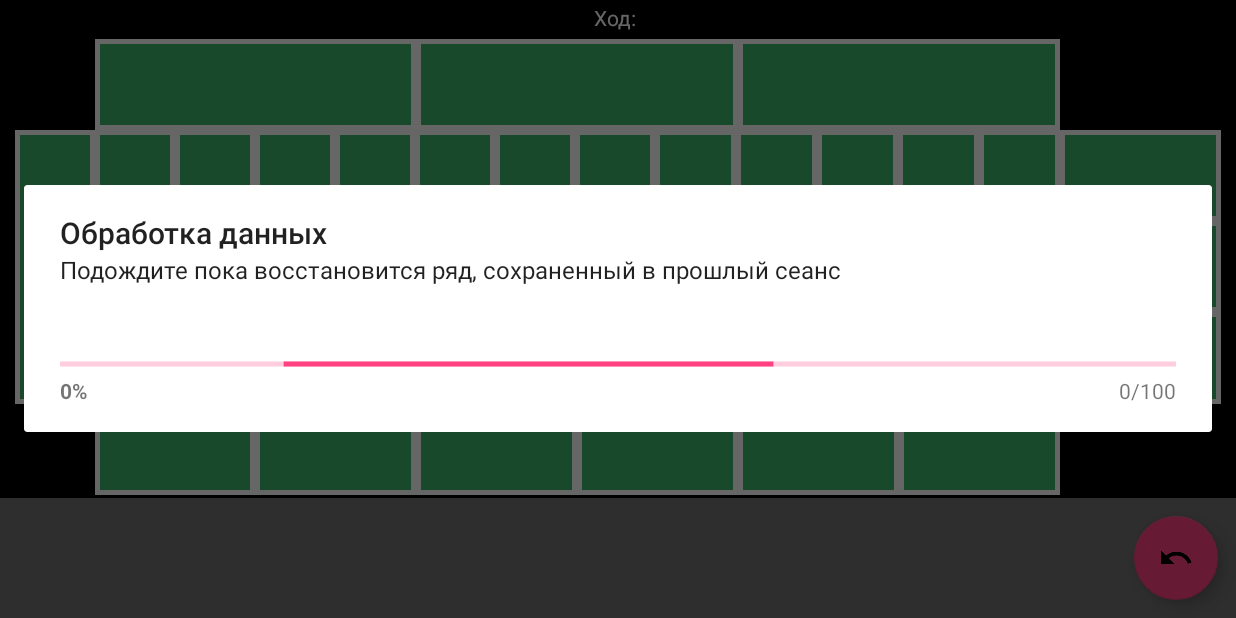
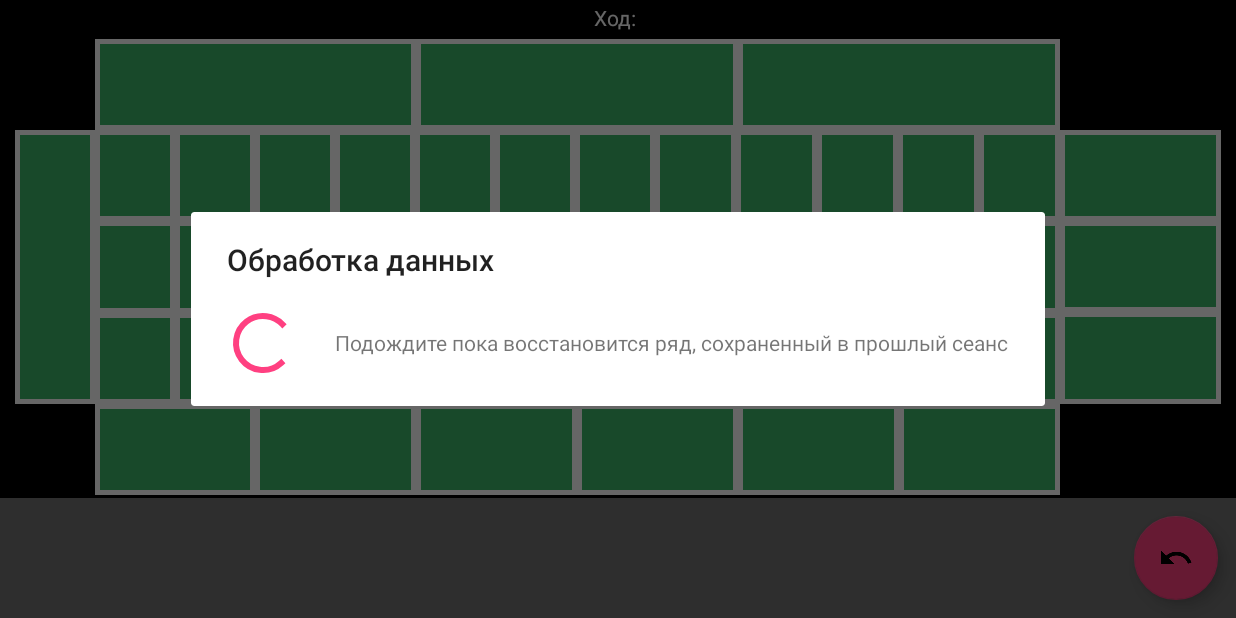
Before and after one commit to VASSUV/kazino, an Android app: the screen it shows after launch (FullscreenActivity), on a phone screen of 824 x 412 dp (held sideways). Run offline under Robolectric (Android 15) with nearby library versions, the phone set to English and light mode, and no system bars; libraries missing offline, so code that uses them is left out: cn.nekocode.badge, com.codekidlabs.storagechooser, kotlinx.coroutines.experimental; 3 statements that could not run were skipped.

Commit message:
kazino version 1.0.1

```diff
--- a/app/src/main/java/ru/vassuv/kazino/BasePagerFragment.kt
+++ b/app/src/main/java/ru/vassuv/kazino/BasePagerFragment.kt
@@ -37,36 +37,6 @@ class BasePagerFragment : Fragment() {
     private lateinit var drawableButton: Drawable
     private lateinit var textViewArray: Array<TextView>
 
-    val testValue = arrayOf(
-            27, 24, 29, 26, 5, 11, 7, 12, 7, 10, 25, 1, 22, 2, 13, 24, 1, 15, 15, 24, 25,
-            14, 26, 31, 3, 0, 24, 11, 21, 13, 20, 18, 35, 32, 29, 16, 6, 28, 25, 29, 8, 19, 19, 27,
-            27, 6, 20, 27, 10, 32, 25, 1, 30, 31, 13, 33, 19, 15, 34, 5, 10, 26, 20, 25, 9, 5, 32,
-            20, 5, 1, 20, 26, 2, 6, 25, 3, 20, 19, 3, 13, 36, 12, 12, 25, 34, 22, 22, 31, 25, 34,
-            25, 30, 27, 10, 25, 20, 22, 4, 6, 31, 16, 11, 17, 30, 6, 35, 2, 14, 4, 35, 34, 21, 13,
-            2, 32, 13, 32, 19, 28, 1, 2, 30, 28, 27, 31, 13, 9, 16, 3, 8, 10, 7, 16, 25, 27, 27, 3,
-            13, 12, 13, 3, 27, 33, 8, 14, 5, 6, 24, 10, 30, 35, 5, 12, 6, 12, 12, 0, 10, 18, 20, 1,
-            29, 27, 35, 0, 2, 17, 29, 2, 16, 29, 10, 12, 15, 5, 32, 19, 2, 29, 7, 15, 23, 28, 35,
-            15, 6, 8, 27, 10, 26, 25, 22, 36, 6, 10, 20, 17, 30, 15, 6, 1, 1, 20, 5, 26, 26, 26, 26,
-            12, 30, 32, 26, 5, 14, 26, 12, 29, 23, 27, 23, 29, 26, 31, 34, 10, 18, 25, 0, 28, 5, 22,
-            32, 17, 15, 20, 4, 31, 2, 35, 16, 17, 35, 3, 15, 10, 34, 5, 4, 20, 11, 19, 26, 11, 0,
-            31, 11, 34, 8, 29, 25, 14, 16, 21, 7, 16, 15, 18, 15, 3, 32, 30, 33, 3, 3, 22, 15, 21,
-            33, 23, 17, 34, 0, 15, 35, 8, 0, 25, 21, 36, 22, 14, 27, 7, 13, 25, 20, 9, 5, 14, 11,
-            35, 31, 11, 22, 29, 15, 30, 16, 22, 11, 15, 6, 33, 35, 15, 7, 33, 4, 24, 22, 21, 35,
-            29, 28, 6, 33, 15, 5, 25, 34, 15, 18, 24, 24, 28, 20, 12, 10, 25, 34, 2, 31, 8, 21, 11,
-            3, 3, 4, 27, 23, 14, 32, 29, 33, 25, 9, 12, 7, 31, 0, 15, 6, 21, 9, 12, 4, 26, 33, 9,
-            18, 27, 7, 36, 33, 30, 1, 21, 10, 22, 34, 14, 34, 17, 30, 24, 17, 33, 14, 3, 36, 28,
-            13, 1, 15, 4, 27, 15, 2, 17, 9, 22, 28, 13, 6, 6, 10, 8, 34, 3, 2, 8, 35, 1, 18, 35,
-            1, 34, 10, 2, 32, 12, 27, 17, 17, 23, 13, 30, 24, 31, 33, 11, 35, 20, 6, 35, 14, 13, 20,
-            27, 27, 19, 10, 6, 18, 13, 13, 24, 28, 16, 26, 36, 17, 21, 14, 3, 24, 27, 25
-    )
-    val testValue2 = arrayOf(19, 2, 10, 36, 35, 27, 14, 19, 29, 36, 1, 9, 21, 34, 34, 33, 14,
-            32, 31, 35, 23, 32, 26, 1, 4, 6, 22, 28, 22, 22, 0, 16, 10, 34, 2, 24, 36, 8, 36, 24, 12,
-            33, 13, 12, 22, 27, 33, 33, 7, 22, 24, 23, 32, 10, 9, 28, 20, 9, 3, 15, 24, 23, 1, 31, 8,
-            31, 35, 19, 5, 24, 15, 35, 7, 9, 30, 2, 20, 6, 33, 36, 2, 33, 32, 24, 2, 11, 27, 26, 21,
-            26, 31, 32, 15, 4, 33, 21, 30, 14, 29, 36, 14, 7, 14, 5, 10, 14, 6, 32, 16, 0, 16, 3, 32, 30, 28
-    )
-
-
     val clickListener = View.OnClickListener {
         val num = textViewArray.indexOf(it)
         Counter.add(num)
@@ -79,13 +49,10 @@ class BasePagerFragment : Fragment() {
         pageNumber = arguments.getInt(ARGUMENT_PAGE_NUMBER)
         drawableButton = resources.getDrawable(R.drawable.button)
         Counter.reset()
-        runLoadData()
     }
 
-    private lateinit var disposable: Deferred<Unit>
-
     private fun runLoadData() {
-        if(!SharedData.IS_SAVE_LOG.getBoolean()) {
+        if (!SharedData.IS_SAVE_LOG.getBoolean()) {
             val list = ArrayList(TextUtils.split(SharedData.LOG.getString(), ";")
                     .map { it.toIntOrNull() }
                     .filter { it != null }
@@ -94,28 +61,27 @@ class BasePagerFragment : Fragment() {
             pd.setTitle("Обработка данных")
             pd.setMessage("Подождите пока восстановится ряд, сохраненный в прошлый сеанс")
             pd.setCancelable(false)
-            pd.setProgressStyle(ProgressDialog.STYLE_HORIZONTAL)
+            pd.setProgressStyle(ProgressDialog.STYLE_SPINNER)
             pd.isIndeterminate = true
             pd.show()
-
-            disposable = async(UI) {
+            async(CommonPool) {
                 Counter.reset()
-                pd.isIndeterminate = false
-                pd.setProgressStyle(ProgressDialog.STYLE_HORIZONTAL)
-
                 pd.max = list.size
                 list.forEachIndexed { index, i ->
-                    async(CommonPool) {
-                        Counter.add(i)
-                    }.await()
-                    pd.incrementProgressBy(index)
-                    countIter.text = "Ход: " + Counter.list.size
+                    Counter.add(i)
+
+                    launch(UI) {
+                        countIter.text = "Ход: $index"
+                    }
                 }
-                setViews()
-                Thread.sleep(1000)
-                pd.dismiss()
+
+                launch(UI) {
+                    pd.dismiss()
+                    setViews()
+                }
             }
-        }
+        } else
+            setViews()
     }
 
     override
@@ -137,43 +103,12 @@ class BasePagerFragment : Fragment() {
         recyclerView.layoutManager = LinearLayoutManager(context, LinearLayoutManager.HORIZONTAL, true)
                 .apply { reverseLayout = true }
         recyclerView.adapter = NumAdapter()
-//        Handler().postDelayed(this::runTest, 100)
+        Handler().postDelayed(this::runLoadData, 100)
         return rootView
     }
 
     override fun onResume() {
         super.onResume()
-        if(disposable.isCompleted) {
-            setViews()
-        }
-    }
-
-    fun runTest() {
-        val pd = ProgressDialog(activity)
-        pd.setTitle("Обработка данных")
-        pd.setMessage("Подождите пока восстановится ряд, сохраненный в прошлый сеанс")
-        pd.setCancelable(false)
-        pd.setProgressStyle(ProgressDialog.STYLE_HORIZONTAL)
-        pd.isIndeterminate = true
-        pd.show()
-
-        async(UI) {
-            Counter.reset()
-            pd.isIndeterminate = false
-            pd.setProgressStyle(ProgressDialog.STYLE_HORIZONTAL)
-
-            pd.max = testValue.size
-            testValue.forEachIndexed { index, i ->
-                async(CommonPool) {
-                    Counter.add(i)
-                }.await()
-                pd.incrementProgressBy(index)
-                countIter.text = "Ход: " + Counter.list.size
-            }
-            setViews()
-            Thread.sleep(1000)
-            pd.dismiss()
-        }
     }
 
     fun setViews() {
@@ -278,10 +213,10 @@ class BasePagerFragment : Fragment() {
         override fun onBindViewHolder(holder: Holder, position: Int) {
             holder.item.setBackgroundColor(if (position == 0) Color.GRAY else Color.parseColor("#737373"))
             val num = Counter.list[Counter.list.size - position - 1]
-//            if (Counter.listState[position] != R.drawable.button) {
-//                val drawable = holder.item.context.resources.getDrawable(Counter.listState[position])
-//                holder.top.setImageDrawable(drawable)
-//            } else holder.top.setImageDrawable(null)
+            if (Counter.listState[position] != R.drawable.button) {
+                val drawable = holder.item.context.resources.getDrawable(Counter.listState[position])
+                holder.top.setImageDrawable(drawable)
+            } else holder.top.setImageDrawable(null)
             when (num) {
                 0 -> {
                     holder.textView.text = numSpannableArray[num]
@@ -295,7 +230,7 @@ class BasePagerFragment : Fragment() {
 
                 }
             }
-            val i35 = Counter.fieldList2[position] -  (Counter.fieldList2.getOrNull(position + 1) ?: 0)
+            val i35 = Counter.fieldList2[position] - (Counter.fieldList2.getOrNull(position + 1) ?: 0)
 
 //            holder.textView1.text = if (i35 > 0) i35.toString() else ""
             holder.textView3.text = (Counter.list.size - position).toString()
@@ -308,9 +243,9 @@ class BasePagerFragment : Fragment() {
 
         class Holder(val item: View) : RecyclerView.ViewHolder(item) {
             val textView: TextView = item.find<TextView>(R.id.textView)
-//            val textView1: TextView = item.find<TextView>(R.id.textView2)
+            //            val textView1: TextView = item.find<TextView>(R.id.textView2)
             val textView3: TextView = item.find<TextView>(R.id.textView3)
-//            val top: ImageView = item.find<ImageView>(R.id.topIndicator)
+            val top: ImageView = item.find<ImageView>(R.id.topIndicator)
         }
     }
 }
--- a/app/src/main/java/ru/vassuv/kazino/SettingsPagerFragment.kt
+++ b/app/src/main/java/ru/vassuv/kazino/SettingsPagerFragment.kt
@@ -6,6 +6,7 @@ import android.content.Intent
 import android.os.Bundle
 import android.support.annotation.Nullable
 import android.support.v4.app.Fragment
+import android.text.TextUtils
 import android.view.LayoutInflater
 import android.view.View
 import android.view.ViewGroup
@@ -15,6 +16,7 @@ import android.widget.SeekBar
 import android.widget.TextView
 import com.codekidlabs.storagechooser.Content
 import com.codekidlabs.storagechooser.StorageChooser
+import kotlinx.android.synthetic.main.table_base.*
 import kotlinx.android.synthetic.main.table_settings.*
 import org.jetbrains.anko.find
 import ru.vassuv.kazino.repository.Counter
@@ -23,6 +25,7 @@ import kotlin.reflect.KFunction0
 import kotlinx.coroutines.experimental.CommonPool
 import kotlinx.coroutines.experimental.android.UI
 import kotlinx.coroutines.experimental.async
+import kotlinx.coroutines.experimental.launch
 import java.io.*
 import java.util.*
 
@@ -46,7 +49,7 @@ class SettingsPagerFragment : Fragment() {
         val seekBar = view.find<SeekBar>(R.id.seekBar)
         val seekBarProgress = view.find<TextView>(R.id.seekBarProgress)
 //        val checkCold = view.find<CheckBox>(R.id.checkCold)
-//        val checkHot = view.find<CheckBox>(R.id.checkHot)
+        val checkHot = view.find<CheckBox>(R.id.checkHot)
         val buttonLoad = view.find<Button>(R.id.buttonLoad)
         val buttonSave = view.find<Button>(R.id.buttonSave)
 
@@ -73,18 +76,18 @@ class SettingsPagerFragment : Fragment() {
 
         seekBar.max = 100 - minColdValue
 //        checkCold.isChecked = !SharedData.CHECK_COLD.getBoolean()
-//        checkHot.isChecked = !SharedData.CHECK_HOT.getBoolean()
+        checkHot.isChecked = !SharedData.CHECK_HOT.getBoolean()
 //
 //        checkCold.setOnCheckedChangeListener { _, isChecked ->
 //            SharedData.CHECK_COLD.saveBoolean(!isChecked)
 //            Counter.isViewCold = isChecked
 //            update()
 //        }
-//        checkHot.setOnCheckedChangeListener { _, isChecked ->
-//            SharedData.CHECK_HOT.saveBoolean(!isChecked)
-//            Counter.isViewHot = isChecked
-//            update()
-//        }
+        checkHot.setOnCheckedChangeListener { _, isChecked ->
+            SharedData.CHECK_HOT.saveBoolean(!isChecked)
+            Counter.isViewHot = isChecked
+            update()
+        }
 
         buttonLoad.setOnClickListener {
             val c = Content()
@@ -152,36 +155,27 @@ class SettingsPagerFragment : Fragment() {
         val pd = ProgressDialog(activity)
         pd.setTitle("Обработка данных")
         pd.setMessage("Подождите пока пройде расчет всего ряда чисел из вашего файла - $path")
-        pd.setProgressStyle(ProgressDialog.STYLE_HORIZONTAL)
+        pd.setProgressStyle(ProgressDialog.STYLE_SPINNER)
         pd.isIndeterminate = true
         pd.setCancelable(false)
         pd.show()
-
-        async(UI) {
-            Counter.reset()
+        async(CommonPool) {
+            val list = arrayListOf<Int>()
             val file = File(path)
             val scanner = Scanner(file)
-            pd.isIndeterminate = false
-            pd.setProgressStyle(ProgressDialog.STYLE_HORIZONTAL)
+            while (scanner.hasNextInt()) {
+                list.add(scanner.nextInt())
+            }
+            Counter.reset()
+            pd.max = list.size
+            list.forEach {
+                Counter.add(it)
+            }
 
-            val listInt = arrayListOf<Int>()
-
-            async(CommonPool) {
-                while (scanner.hasNextInt()) {
-                    listInt.add(scanner.nextInt())
-                }
-            }.await()
-
-            pd.max = listInt.size
-            listInt.forEachIndexed { index, i ->
-                async(CommonPool) {
-                    Counter.add(i)
-                    pd.incrementProgressBy(index)
-                }.await()
+            launch(UI) {
+                pd.dismiss()
+                updateTable()
             }
-            Thread.sleep(1000)
-            pd.dismiss()
-            updateTable()
         }
     }
 
@@ -217,8 +211,26 @@ class SettingsPagerFragment : Fragment() {
     }
 
     private fun update() {
-        Counter.reCount(false, Counter.list.lastOrNull())
-        updateTable()
+        val list = Counter.list.clone() as ArrayList<Int>
+        val pd = ProgressDialog(activity)
+        pd.setTitle("Обработка данных")
+        pd.setMessage("Подождите пока пересчитается весь ряд")
+        pd.setCancelable(false)
+        pd.setProgressStyle(ProgressDialog.STYLE_SPINNER)
+        pd.isIndeterminate = true
+        pd.show()
+        async(CommonPool) {
+            Counter.reset()
+            pd.max = list.size
+            list.forEach {
+                Counter.add(it)
+            }
+
+            launch(UI) {
+                pd.dismiss()
+                updateTable()
+            }
+        }
     }
 
     override fun onStart() {
--- a/app/src/main/res/values/strings.xml
+++ b/app/src/main/res/values/strings.xml
@@ -1,5 +1,5 @@
 <resources>
     <string name="app_name">R37</string>
-    <string name="check_cold">Показывать холодные числа (более %d невыпадений)</string>
+    <string name="check_2_37">Показывать числа выпавшие 2 раза за 37 ходов в течении 37 ходовхолодные</string>
     <string name="check_hot">Показывать горячие числа (3 и более выпадений за 50 ходов)</string>
 </resources>
```
Also changed, not shown: app/src/main/java/ru/vassuv/kazino/repository/Counter.kt (+20 -3 lines), app/src/main/res/layout/item_num.xml (+10 -8 lines), app/src/main/res/layout/table_settings.xml (+17 -17 lines).
